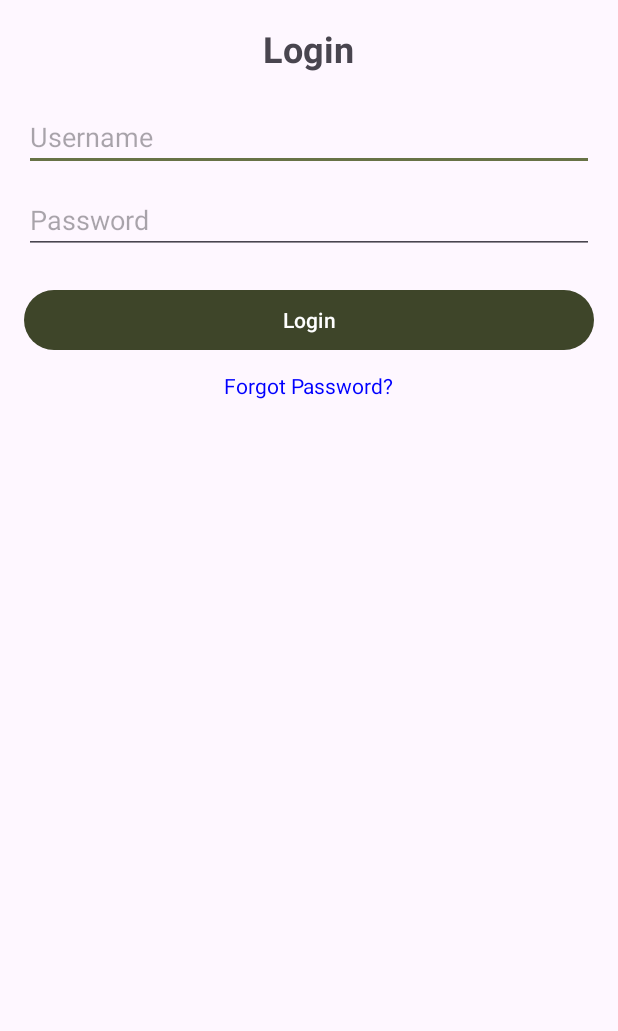
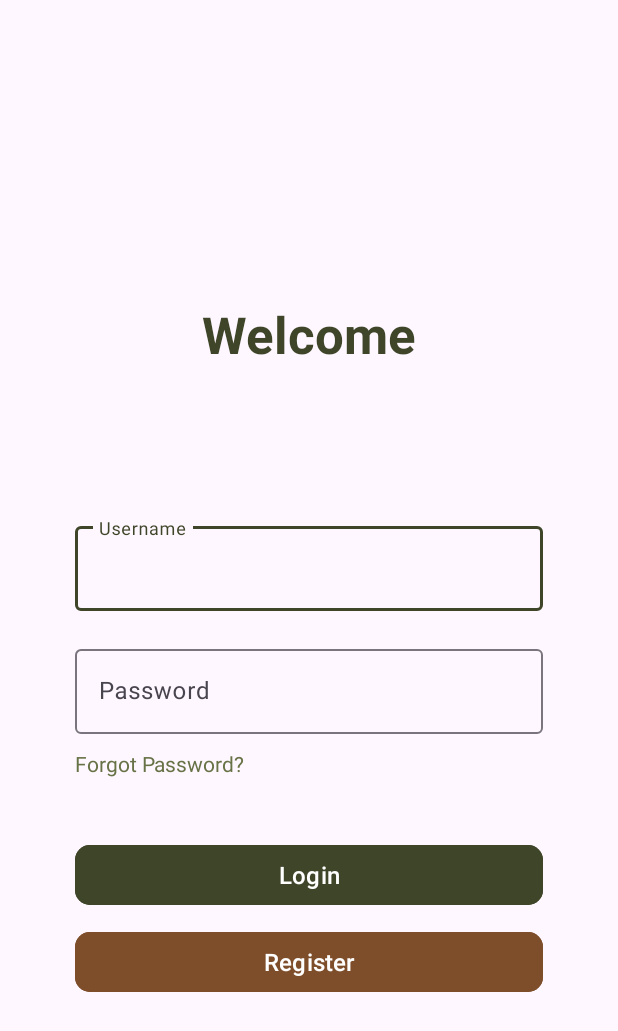
Before and after one commit to amirzach/MindBodyEarthMK3, an Android app: the screen it shows after launch (LoginActivity), after a tap on "Login", on a phone screen of 412 x 824 dp. Shown: the top 1031 px of the screen. Run offline under Robolectric (Android 15) with nearby library versions, the phone set to English and light mode, and no system bars; our stand-ins replace Room's generated code.

Commit message:
Made LoginActivity the launcher activity

```diff
--- a/app/src/main/AndroidManifest.xml
+++ b/app/src/main/AndroidManifest.xml
@@ -15,18 +15,13 @@
 
         <!-- Main Activity -->
         <activity
-            android:name=".ui.MainActivity"
+            android:name=".ui.LoginActivity"
             android:exported="true">
             <intent-filter>
                 <action android:name="android.intent.action.MAIN" />
                 <category android:name="android.intent.category.LAUNCHER" />
             </intent-filter>
         </activity>
-
-        <!-- Login Activity -->
-        <activity
-            android:name=".ui.LoginActivity"
-            android:exported="true" />
 
         <!-- Register Activity -->
         <activity
--- a/app/src/main/java/com/example/mindbodyearthmk3/ui/LoginActivity.java
+++ b/app/src/main/java/com/example/mindbodyearthmk3/ui/LoginActivity.java
@@ -8,16 +8,22 @@ import androidx.appcompat.app.AppCompatActivity;
 import com.example.mindbodyearthmk3.R;
 import com.example.mindbodyearthmk3.database.AppDatabase;
 import com.example.mindbodyearthmk3.database.User;
+import com.google.android.material.textfield.TextInputLayout;
 
 public class LoginActivity extends AppCompatActivity {
+    TextInputLayout usernameTextInputLayout, passwordTextInputLayout;
+
     @Override
     protected void onCreate(Bundle savedInstanceState) {
         super.onCreate(savedInstanceState);
         setContentView(R.layout.activity_login);
 
+        usernameTextInputLayout = findViewById(R.id.usernameTextInputLayout);
+        passwordTextInputLayout = findViewById(R.id.passwordTextInputLayout);
+
         findViewById(R.id.btnLogin).setOnClickListener(view -> {
-            String username = ((EditText) findViewById(R.id.etUsername)).getText().toString();
-            String password = ((EditText) findViewById(R.id.etPassword)).getText().toString();
+            String username = ((EditText) usernameTextInputLayout.getEditText()).getText().toString();
+            String password = ((EditText) passwordTextInputLayout.getEditText()).getText().toString();
 
             new Thread(() -> {
                 AppDatabase db = AppDatabase.getInstance(this);
@@ -37,5 +43,9 @@ public class LoginActivity extends AppCompatActivity {
         findViewById(R.id.tvResetPassword).setOnClickListener(view ->
                 startActivity(new Intent(this, ResetPasswordActivity.class))
         );
+
+        findViewById(R.id.btnRegister).setOnClickListener(view ->
+                startActivity(new Intent(this, RegisterActivity.class))
+        );
     }
 }
--- a/app/src/main/res/layout/activity_login.xml
+++ b/app/src/main/res/layout/activity_login.xml
@@ -1,53 +1,94 @@
 <?xml version="1.0" encoding="utf-8"?>
-<ScrollView xmlns:android="http://schemas.android.com/apk/res/android"
+<androidx.constraintlayout.widget.ConstraintLayout xmlns:android="http://schemas.android.com/apk/res/android"
+    xmlns:app="http://schemas.android.com/apk/res-auto"
+    xmlns:tools="http://schemas.android.com/tools"
+    android:id="@+id/etUsername"
     android:layout_width="match_parent"
-    android:layout_height="match_parent"
-    android:padding="16dp">
+    android:layout_height="match_parent">
 
-    <LinearLayout
-        android:layout_width="match_parent"
+    <TextView
+        android:id="@+id/textView2"
+        android:layout_width="wrap_content"
         android:layout_height="wrap_content"
-        android:orientation="vertical">
+        android:layout_marginTop="200dp"
+        android:text="@string/welcome"
+        android:textColor="@color/drab_dark_brown"
+        android:textSize="34sp"
+        android:textStyle="bold"
+        app:layout_constraintEnd_toEndOf="parent"
+        app:layout_constraintStart_toStartOf="parent"
+        app:layout_constraintTop_toTopOf="parent" />
 
-        <TextView
-            android:layout_width="wrap_content"
-            android:layout_height="wrap_content"
-            android:text="Login"
-            android:textSize="24sp"
-            android:textStyle="bold"
-            android:layout_gravity="center"
-            android:layout_marginBottom="20dp" />
+    <com.google.android.material.textfield.TextInputLayout
+        android:id="@+id/usernameTextInputLayout"
+        android:layout_width="0dp"
+        android:layout_height="wrap_content"
+        android:layout_marginStart="50dp"
+        android:layout_marginTop="100dp"
+        android:layout_marginEnd="50dp"
+        app:layout_constraintEnd_toEndOf="parent"
+        app:layout_constraintStart_toStartOf="parent"
+        app:layout_constraintTop_toBottomOf="@+id/textView2">
 
-        <EditText
-            android:id="@+id/etUsername"
+        <com.google.android.material.textfield.TextInputEditText
             android:layout_width="match_parent"
-            android:layout_height="wrap_content"
-            android:hint="Username"
-            android:inputType="text" />
+            android:layout_height="match_parent"
+            android:hint="@string/username" />
+    </com.google.android.material.textfield.TextInputLayout>
 
-        <EditText
-            android:id="@+id/etPassword"
+    <com.google.android.material.textfield.TextInputLayout
+        android:id="@+id/passwordTextInputLayout"
+        android:layout_width="0dp"
+        android:layout_height="wrap_content"
+        android:layout_marginTop="20dp"
+        app:layout_constraintEnd_toEndOf="@+id/usernameTextInputLayout"
+        app:layout_constraintStart_toStartOf="@+id/usernameTextInputLayout"
+        app:layout_constraintTop_toBottomOf="@+id/usernameTextInputLayout">
+
+        <com.google.android.material.textfield.TextInputEditText
             android:layout_width="match_parent"
-            android:layout_height="wrap_content"
-            android:hint="Password"
-            android:inputType="textPassword"
-            android:layout_marginTop="10dp" />
+            android:layout_height="match_parent"
+            android:hint="@string/password"
+            android:password="true" />
+    </com.google.android.material.textfield.TextInputLayout>
 
-        <Button
-            android:id="@+id/btnLogin"
-            android:layout_width="match_parent"
-            android:layout_height="wrap_content"
-            android:text="Login"
-            android:layout_marginTop="20dp" />
+    <Button
+        android:id="@+id/btnLogin"
+        android:layout_width="0dp"
+        android:layout_height="wrap_content"
+        android:layout_marginTop="70dp"
+        android:text="@string/login"
+        android:backgroundTint="@color/primary_button_states_color"
+        android:textColor="@color/primary_button_text_states_color"
+        android:textSize="16sp"
+        app:cornerRadius="@dimen/button_border_radius"
+        app:layout_constraintEnd_toEndOf="@+id/passwordTextInputLayout"
+        app:layout_constraintStart_toStartOf="@+id/passwordTextInputLayout"
+        app:layout_constraintTop_toBottomOf="@+id/passwordTextInputLayout" />
 
-        <TextView
-            android:id="@+id/tvResetPassword"
-            android:layout_width="wrap_content"
-            android:layout_height="wrap_content"
-            android:text="Forgot Password?"
-            android:textColor="#0000FF"
-            android:layout_gravity="center"
-            android:layout_marginTop="10dp" />
+    <Button
+        android:id="@+id/btnRegister"
+        android:layout_width="0dp"
+        android:layout_height="wrap_content"
+        android:layout_marginTop="10dp"
+        android:backgroundTint="@color/secondary_button_states_color"
+        android:text="Register"
+        android:textColor="@color/secondary_button_text_states_color"
+        android:textSize="16sp"
+        app:cornerRadius="@dimen/button_border_radius"
+        app:layout_constraintEnd_toEndOf="@+id/btnLogin"
+        app:layout_constraintStart_toStartOf="@+id/btnLogin"
+        app:layout_constraintTop_toBottomOf="@+id/btnLogin" />
 
-    </LinearLayout>
-</ScrollView>
+    <TextView
+        android:id="@+id/tvResetPassword"
+        android:layout_width="wrap_content"
+        android:layout_height="wrap_content"
+        android:layout_marginTop="10dp"
+        android:text="Forgot Password?"
+        android:textColor="@color/reseda_green"
+        app:layout_constraintEnd_toEndOf="@+id/btnLogin"
+        app:layout_constraintHorizontal_bias="0.0"
+        app:layout_constraintStart_toStartOf="@+id/passwordTextInputLayout"
+        app:layout_constraintTop_toBottomOf="@+id/passwordTextInputLayout" />
+</androidx.constraintlayout.widget.ConstraintLayout>
```
